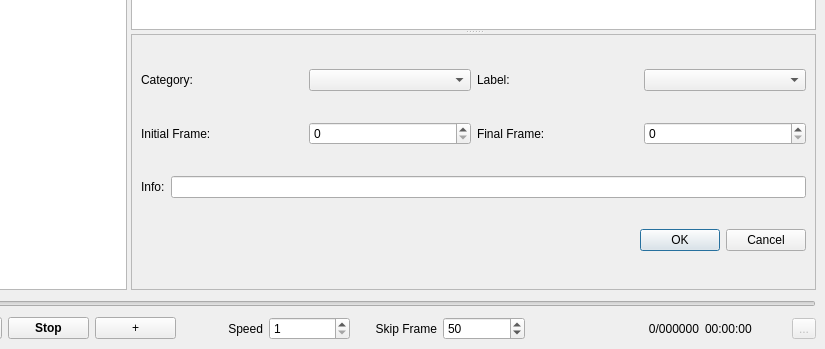
Old version of the form modules/app/mainwindow.ui in the repository smartsenselab/SSAT; both pictures show x 437 to 1262 and y 384 to 733 of the 1262 by 733 pixel window.
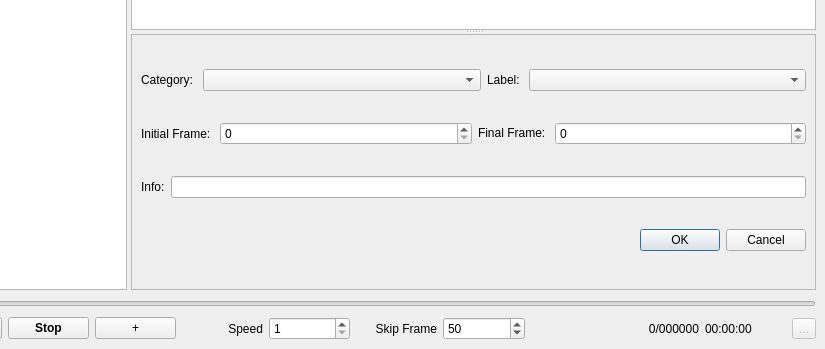
New version of the form. Icons and pictures are not drawn. Custom widgets are drawn as their Qt base class.

```diff
--- a/modules/app/mainwindow.ui
+++ b/modules/app/mainwindow.ui
@@ -24,6 +24,9 @@
       <property name="orientation">
        <enum>Qt::Horizontal</enum>
       </property>
+      <property name="handleWidth">
+       <number>4</number>
+      </property>
       <widget class="QGraphicsView" name="viewFrame"/>
       <widget class="QSplitter" name="splitterVertical">
        <property name="orientation">
@@ -48,6 +51,12 @@
             <layout class="QHBoxLayout" name="horizontalLayout_5">
              <item>
               <widget class="QLabel" name="labelCategory">
+               <property name="sizePolicy">
+                <sizepolicy hsizetype="Fixed" vsizetype="Fixed">
+                 <horstretch>0</horstretch>
+                 <verstretch>0</verstretch>
+                </sizepolicy>
+               </property>
                <property name="text">
                 <string>Category: </string>
                </property>
@@ -58,6 +67,12 @@
              </item>
              <item>
               <widget class="QLabel" name="labelLabel">
+               <property name="sizePolicy">
+                <sizepolicy hsizetype="Fixed" vsizetype="Fixed">
+                 <horstretch>0</horstretch>
+                 <verstretch>0</verstretch>
+                </sizepolicy>
+               </property>
                <property name="text">
                 <string>Label: </string>
                </property>
@@ -72,6 +87,12 @@
             <layout class="QHBoxLayout" name="horizontalLayout_6">
              <item>
               <widget class="QLabel" name="labelInitialFrame">
+               <property name="sizePolicy">
+                <sizepolicy hsizetype="Fixed" vsizetype="Preferred">
+                 <horstretch>0</horstretch>
+                 <verstretch>0</verstretch>
+                </sizepolicy>
+               </property>
                <property name="text">
                 <string>Initial Frame: </string>
                </property>
@@ -86,6 +107,12 @@
              </item>
              <item>
               <widget class="QLabel" name="labelFinalFrame">
+               <property name="sizePolicy">
+                <sizepolicy hsizetype="Fixed" vsizetype="Fixed">
+                 <horstretch>0</horstretch>
+                 <verstretch>0</verstretch>
+                </sizepolicy>
+               </property>
                <property name="text">
                 <string>Final Frame: </string>
                </property>
@@ -117,6 +144,12 @@
              </item>
              <item>
               <widget class="QDialogButtonBox" name="buttonBoxOKcancel">
+               <property name="sizePolicy">
+                <sizepolicy hsizetype="Fixed" vsizetype="Fixed">
+                 <horstretch>0</horstretch>
+                 <verstretch>0</verstretch>
+                </sizepolicy>
+               </property>
                <property name="orientation">
                 <enum>Qt::Horizontal</enum>
                </property>
@@ -131,6 +164,12 @@
             <layout class="QHBoxLayout" name="horizontalLayout_9">
              <item>
               <widget class="QLabel" name="labelInfo">
+               <property name="sizePolicy">
+                <sizepolicy hsizetype="Fixed" vsizetype="Fixed">
+                 <horstretch>0</horstretch>
+                 <verstretch>0</verstretch>
+                </sizepolicy>
+               </property>
                <property name="text">
                 <string>Info:</string>
                </property>
```
